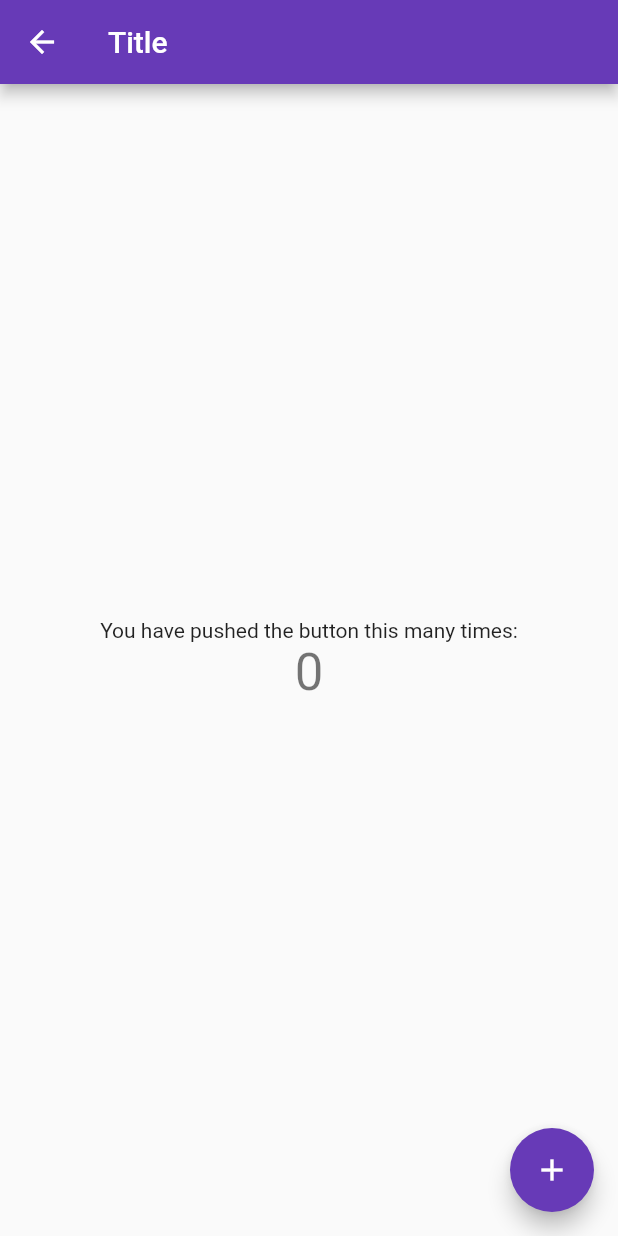
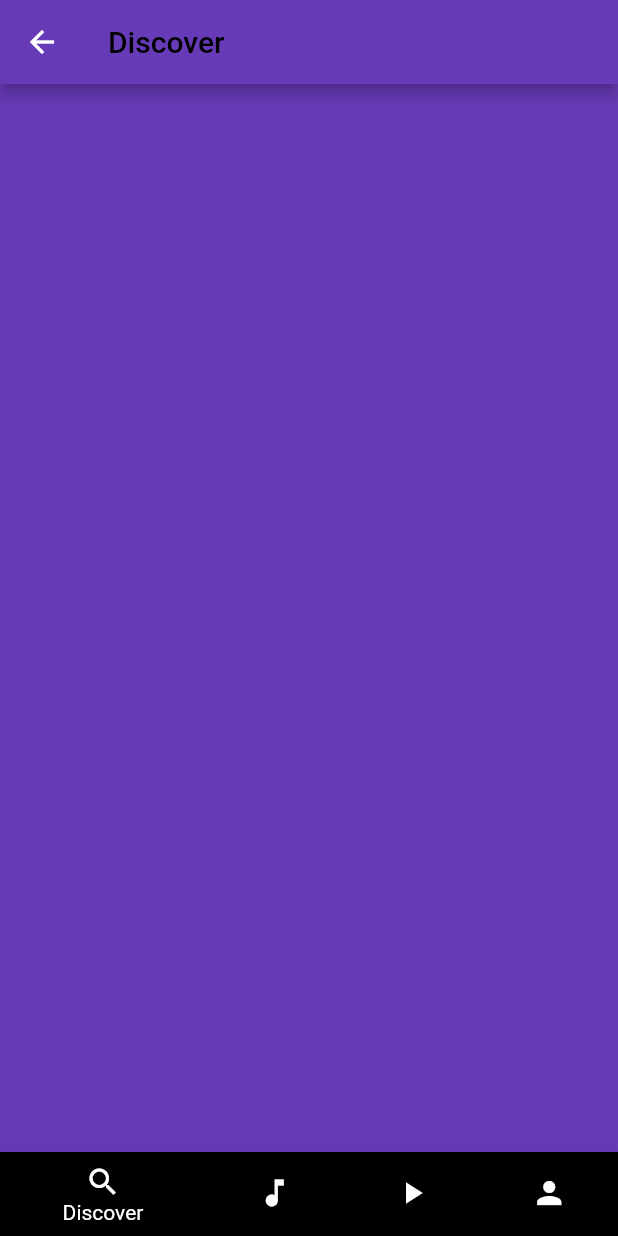
Before and after one commit to kvosbur/AnimeMEClient, a Flutter app: the MyHomePage screen opened by its route, on a phone screen of 412 x 824 dp. Run offline on Flutter 3.47's test engine with Material 2 defaults, Android fonts, the phone set to English and light mode, and no system bars; our stand-ins replace email_validator, fluttertoast, shared_preferences; missing offline and left inert: keyboard_visibility; accounts and stored records are empty.

Commit message:
altered main page to have bottom bar with filler widgets.

```diff
--- a/lib/main.dart
+++ b/lib/main.dart
@@ -35,17 +35,54 @@ class MyApp extends StatelessWidget {
   }
 }
 
+abstract class MainPageWidget extends StatefulWidget {
+
+  String title = "Title";
+
+  List<Widget> appbarActions(context){
+    return [];
+  }
+
+
+  bool showAppBar(){
+    return true;
+  }
+
+}
+
+class FillerWidget extends StatelessWidget {
+  final Color color;
+
+  FillerWidget(this.color);
+
+  @override
+  Widget build(BuildContext context) {
+    return Container(
+      color: color,
+    );
+  }
+}
+
+class FillerFeedWidget extends MainPageWidget {
+
+  Color color;
+  String title;
+  FillerFeedWidget({this.color, this.title});
+
+  @override
+  _FillerFeedWidgetState createState() => _FillerFeedWidgetState();
+}
+
+class _FillerFeedWidgetState extends State<FillerFeedWidget> {
+
+  @override
+  Widget build(BuildContext context) {
+    return FillerWidget(widget.color);
+  }
+}
+
 class MyHomePage extends StatefulWidget {
   MyHomePage({Key key, this.title}) : super(key: key);
-
-  // This widget is the home page of your application. It is stateful, meaning
-  // that it has a State object (defined below) that contains fields that affect
-  // how it looks.
-
-  // This class is the configuration for the state. It holds the values (in this
-  // case the title) provided by the parent (in this case the App widget) and
-  // used by the build method of the State. Fields in a Widget subclass are
-  // always marked "final".
 
   final String title;
 
@@ -54,68 +91,56 @@ class MyHomePage extends StatefulWidget {
 }
 
 class _MyHomePageState extends State<MyHomePage> {
-  int _counter = 0;
+  int _currentIndex = 0;
 
-  void _incrementCounter() {
+  List<MainPageWidget> _children = [FillerFeedWidget(color: Colors.deepPurple, title: "Discover",),
+    FillerFeedWidget(color: Colors.deepPurple, title: "Playlist",),
+    FillerFeedWidget(color: Colors.deepPurple, title: "Playing",),
+    FillerFeedWidget(color: Colors.deepPurple, title: "Profile",)];
+
+  void onTabTapped(int index) {
     setState(() {
-      // This call to setState tells the Flutter framework that something has
-      // changed in this State, which causes it to rerun the build method below
-      // so that the display can reflect the updated values. If we changed
-      // _counter without calling setState(), then the build method would not be
-      // called again, and so nothing would appear to happen.
-      _counter++;
+      _currentIndex = index;
     });
   }
 
   @override
   Widget build(BuildContext context) {
-    // This method is rerun every time setState is called, for instance as done
-    // by the _incrementCounter method above.
-    //
-    // The Flutter framework has been optimized to make rerunning build methods
-    // fast, so that you can just rebuild anything that needs updating rather
-    // than having to individually change instances of widgets.
     return Scaffold(
       appBar: AppBar(
-        // Here we take the value from the MyHomePage object that was created by
-        // the App.build method, and use it to set our appbar title.
-        title: Text(widget.title),
+        title: new Text(_children[_currentIndex].title, style: TextStyle(color: Colors.black)),
+        actions: _children[_currentIndex].appbarActions(context),
       ),
       body: Center(
-        // Center is a layout widget. It takes a single child and positions it
-        // in the middle of the parent.
-        child: Column(
-          // Column is also a layout widget. It takes a list of children and
-          // arranges them vertically. By default, it sizes itself to fit its
-          // children horizontally, and tries to be as tall as its parent.
-          //
-          // Invoke "debug painting" (press "p" in the console, choose the
-          // "Toggle Debug Paint" action from the Flutter Inspector in Android
-          // Studio, or the "Toggle Debug Paint" command in Visual Studio Code)
-          // to see the wireframe for each widget.
-          //
-          // Column has various properties to control how it sizes itself and
-          // how it positions its children. Here we use mainAxisAlignment to
-          // center the children vertically; the main axis here is the vertical
-          // axis because Columns are vertical (the cross axis would be
-          // horizontal).
-          mainAxisAlignment: MainAxisAlignment.center,
-          children: <Widget>[
-            Text(
-              'You have pushed the button this many times:',
+        child: _children[_currentIndex],
+      ),
+        bottomNavigationBar: BottomNavigationBar(
+          currentIndex: _currentIndex,
+          onTap: onTabTapped,
+          items: [
+            BottomNavigationBarItem(
+              icon: new Icon(Icons.search, color: Colors.white,),
+              title: new Text('Discover', style: TextStyle(color: Colors.white),
+              ),
+              backgroundColor: Colors.black,
             ),
-            Text(
-              '$_counter',
-              style: Theme.of(context).textTheme.display1,
+            BottomNavigationBarItem(
+              icon: new Icon(Icons.music_note, color: Colors.white,),
+              title: new Text('Playlist', style: TextStyle(color: Colors.white)),
+              backgroundColor: Colors.black,
+            ),
+            BottomNavigationBarItem(
+              icon: new Icon(Icons.play_arrow, color: Colors.white,),
+              title: new Text('Playing', style: TextStyle(color: Colors.white)),
+              backgroundColor: Colors.black,
+            ),
+            BottomNavigationBarItem(
+              icon: new Icon(Icons.person, color: Colors.white,),
+              title: new Text('Profile', style: TextStyle(color: Colors.white)),
+              backgroundColor: Colors.black,
             ),
           ],
-        ),
-      ),
-      floatingActionButton: FloatingActionButton(
-        onPressed: _incrementCounter,
-        tooltip: 'Increment',
-        child: Icon(Icons.add),
-      ), // This trailing comma makes auto-formatting nicer for build methods.
+        )
     );
   }
 }
```
